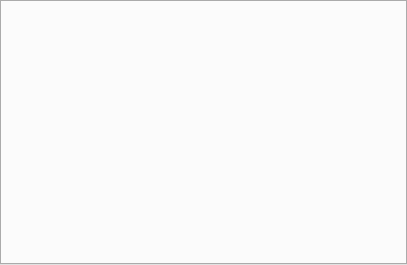
ncarrier/gestion_ecole_de_musique, file interface/gem.ui: the form before one commit.
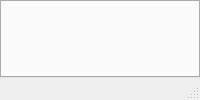
The form after the commit.

Commit message: [UI]La fenêtre principale est une QMainWindow

```diff
--- a/interface/gem.ui
+++ b/interface/gem.ui
@@ -1,21 +1,35 @@
 <?xml version="1.0" encoding="UTF-8"?>
 <ui version="4.0">
- <class>gestionAbsences</class>
- <widget class="QTabWidget" name="gestionAbsences">
-  <property name="geometry">
-   <rect>
-    <x>0</x>
-    <y>0</y>
-    <width>407</width>
-    <height>265</height>
-   </rect>
-  </property>
+ <class>gem</class>
+ <widget class="QMainWindow" name="gem">
   <property name="windowTitle">
    <string>Gestion absences</string>
   </property>
-  <property name="currentIndex">
-   <number>-1</number>
-  </property>
+  <widget class="QWidget" name="centralwidget">
+   <layout class="QGridLayout" name="gridLayout">
+    <property name="margin">
+     <number>0</number>
+    </property>
+    <item row="0" column="0">
+     <widget class="QTabWidget" name="tabWidget">
+      <property name="currentIndex">
+       <number>-1</number>
+      </property>
+     </widget>
+    </item>
+   </layout>
+  </widget>
+  <widget class="QMenuBar" name="menubar">
+   <property name="geometry">
+    <rect>
+     <x>0</x>
+     <y>0</y>
+     <width>358</width>
+     <height>25</height>
+    </rect>
+   </property>
+  </widget>
+  <widget class="QStatusBar" name="statusbar"/>
  </widget>
  <resources/>
  <connections/>
```
Left out of the diff: 2 changed lines with no effect on the pictures. The commit also changes 2 other files.
